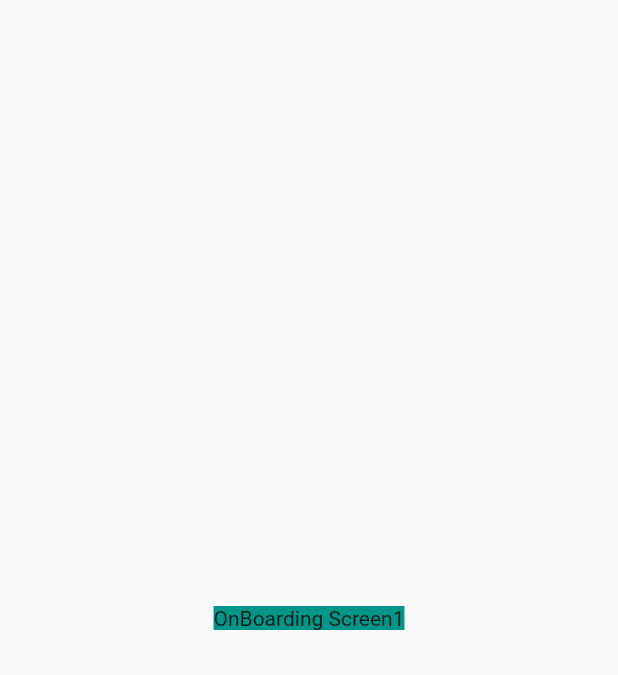
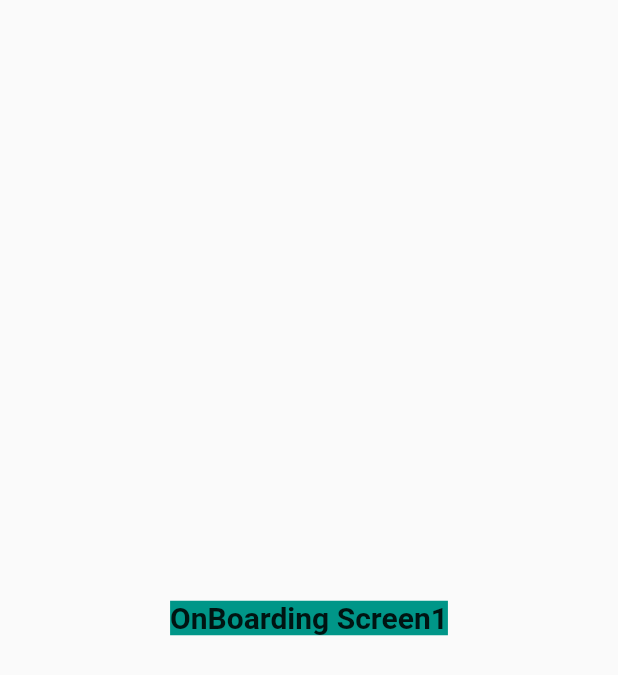
Before and after one commit to SainiJapneet/TaskManagementApp, a Flutter app: the screen it shows after launch, on a phone screen of 412 x 824 dp. Shown: the top 675 px of the screen. Run offline on Flutter 3.47's test engine with Material 2 defaults, Android fonts, the phone set to English and light mode, and no system bars; missing offline and left inert: logo_n_spinner.

Commit message:
Connected screens upto Sign Up, with temp content

```diff
--- a/lib/constants/Routes.dart
+++ b/lib/constants/Routes.dart
@@ -1,7 +1,8 @@
 class Routes {
+  static const String homeScreen = "/homescreen";
+  static const String loginScreen = "/loginscreen";
   static const String onBoardingScreen1 = "/onboarding1";
   static const String onBoardingScreen2 = "/onboarding2";
   static const String onBoardingScreen3 = "/onboarding3";
-  static const String loginScreen = "/loginscreen";
-  static const String homescreen = "/homescreen";
+  static const String signUpScreen = "/signupscreen";
 }
--- a/lib/main.dart
+++ b/lib/main.dart
@@ -2,6 +2,7 @@ import 'package:flutter/material.dart';
 import 'package:task_management_app/constants/Routes.dart';
 import 'package:task_management_app/screens/HomeScreen.dart';
 import 'package:task_management_app/screens/LogInScreen.dart';
+import 'package:task_management_app/screens/SignUpScreen.dart';
 import 'package:task_management_app/screens/onBoarding/onBoardingScreen1.dart';
 import 'package:task_management_app/screens/onBoarding/onBoardingScreen2.dart';
 import 'package:task_management_app/screens/onBoarding/onBoardingScreen3.dart';
@@ -18,12 +19,39 @@ class MyApp extends StatelessWidget {
       debugShowCheckedModeBanner: false,
       home: SplashScreen(),
       routes: {
+        Routes.homeScreen: (context) => HomeScreen(),
+        Routes.loginScreen: (context) => LoginScreen(),
         Routes.onBoardingScreen1: (context) => OnBoardingScreen1(),
         Routes.onBoardingScreen2: (context) => OnBoardingScreen2(),
         Routes.onBoardingScreen3: (context) => OnBoardingScreen3(),
-        Routes.loginScreen: (context) => LoginScreen(),
-        Routes.homescreen: (context) => HomeScreen(),
+        Routes.signUpScreen: (context) => SignUpScreen(),
       },
     );
   }
 }
+
+Widget mySizedBox(double height) {
+  return SizedBox(
+    height: height,
+  );
+}
+
+Widget myBoldText({required double size, required String myText}) {
+  return Text(myText,
+      style: TextStyle(fontSize: size, fontWeight: FontWeight.bold));
+}
+
+Widget myTextField(
+    {required double width,
+    required String hint,
+    required Icon icn,
+    bool obscure = false}) {
+  return SizedBox(
+    width: width,
+    child: TextField(
+      textAlign: TextAlign.start,
+      decoration: InputDecoration(hintText: hint, icon: icn),
+      obscureText: obscure,
+    ),
+  );
+}
--- /dev/null
+++ b/lib/screens/SignUpScreen.dart
@@ -0,0 +1,25 @@
+import 'package:flutter/cupertino.dart';
+import 'package:flutter/material.dart';
+import 'package:task_management_app/main.dart';
+
+class SignUpScreen extends StatefulWidget {
+  @override
+  State<StatefulWidget> createState() {
+    // TODO: implement createState
+    return MySignUpScreen();
+  }
+}
+
+class MySignUpScreen extends State<StatefulWidget> {
+  Widget build(BuildContext context) {
+    return MaterialApp(
+      home: Scaffold(
+          body: SafeArea(
+        child: Center(
+          child:
+              Container(child: myBoldText(size: 40, myText: "SignUp Screen")),
+        ),
+      )),
+    );
+  }
+}
--- a/lib/screens/onBoarding/onBoardingScreen1.dart
+++ b/lib/screens/onBoarding/onBoardingScreen1.dart
@@ -1,5 +1,6 @@
 import 'package:flutter/cupertino.dart';
 import 'package:flutter/material.dart';
+import 'package:task_management_app/main.dart';
 
 class OnBoardingScreen1 extends StatefulWidget {
   @override
@@ -16,9 +17,13 @@ class MyOnBoardingScreen1 extends State<StatefulWidget> {
       body: SafeArea(
           child: Center(
         child: Container(
-          color: Colors.teal,
-          child: Text("OnBoarding Screen1"),
-        ),
+            color: Colors.teal,
+            child: InkWell(
+              child: myBoldText(size: 20, myText: "OnBoarding Screen1"),
+              onTap: () {
+                Navigator.popAndPushNamed(context, "/onboarding2");
+              },
+            )),
       )),
     ));
   }
--- a/lib/screens/splashScreen.dart
+++ b/lib/screens/splashScreen.dart
@@ -1,6 +1,7 @@
 import 'package:flutter/cupertino.dart';
 import 'package:flutter/material.dart';
 import 'package:logo_n_spinner/logo_n_spinner.dart';
+import 'package:task_management_app/main.dart';
 
 class SplashScreen extends StatefulWidget {
   @override
@@ -14,7 +15,7 @@ class MyStatefulWidget extends State<StatefulWidget> {
   void initState() {
     Future.delayed(
       Duration(seconds: 3),
-      () => Navigator.pushNamed(context, '/onboarding1'),
+      () => Navigator.popAndPushNamed(context, '/onboarding1'),
     );
     // TODO: implement initState
     super.initState();
@@ -49,15 +50,4 @@ class MyStatefulWidget extends State<StatefulWidget> {
       ))),
     ));
   }
-
-  Widget mySizedBox(double height) {
-    return SizedBox(
-      height: height,
-    );
-  }
-
-  Widget myBoldText({required double size, required String myText}) {
-    return Text(myText,
-        style: TextStyle(fontSize: size, fontWeight: FontWeight.bold));
-  }
 }
```
Also changed, not shown: lib/screens/LogInScreen.dart (+39 -1 lines), lib/screens/onBoarding/onBoardingScreen2.dart (+15 -1 lines), lib/screens/onBoarding/onBoardingScreen3.dart (+15 -1 lines).
